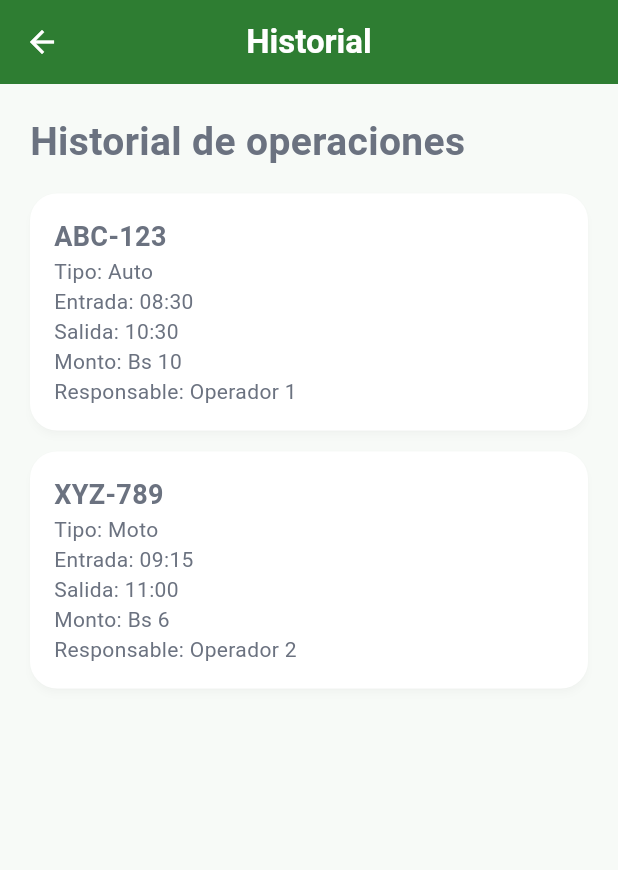
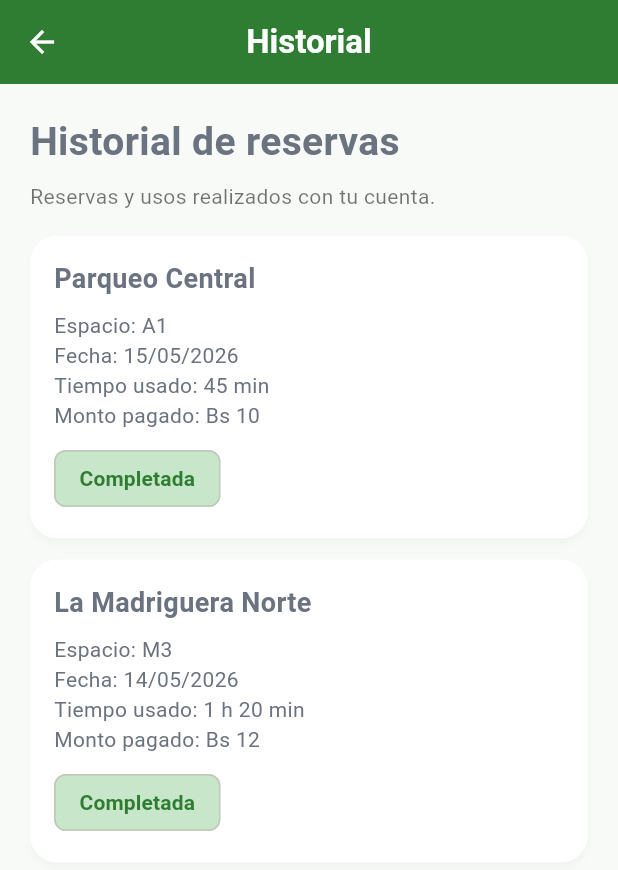
Before and after one commit to JofreTiconaPlata/LaMadrigueraApp, a Flutter app: the HistorialPage screen opened by its route, on a phone screen of 412 x 824 dp. Shown: the top 870 px of the screen. Run offline on Flutter 3.47's test engine with Material 3 defaults, Android fonts, the phone set to English and light mode, and no system bars; our stand-ins replace dio, flutter_map, flutter_riverpod, latlong2, shared_preferences; accounts and stored records are empty.

Commit message:
feat(historial): mostrar contenido segun rol

```diff
--- a/lib/features/historial/presentation/pages/historial_page.dart
+++ b/lib/features/historial/presentation/pages/historial_page.dart
@@ -1,18 +1,41 @@
 import 'package:flutter/material.dart';
+import 'package:flutter_riverpod/flutter_riverpod.dart';
+import 'package:la_madriguera/shared/enums/rol_enum.dart';
+import 'package:la_madriguera/shared/providers/session_provider.dart';
 
-class HistorialPage extends StatelessWidget {
+class HistorialPage extends ConsumerWidget {
   const HistorialPage({super.key});
 
-  @override
-  Widget build(BuildContext context) {
-    final registros = [
+  List<Map<String, String>> _clienteRegistros() {
+    return [
+      {
+        'parqueo': 'Parqueo Central',
+        'espacio': 'A1',
+        'fecha': '15/05/2026',
+        'tiempo': '45 min',
+        'monto': 'Bs 10',
+        'estado': 'Completada',
+      },
+      {
+        'parqueo': 'La Madriguera Norte',
+        'espacio': 'M3',
+        'fecha': '14/05/2026',
+        'tiempo': '1 h 20 min',
+        'monto': 'Bs 12',
+        'estado': 'Completada',
+      },
+    ];
+  }
+
+  List<Map<String, String>> _operadorRegistros() {
+    return [
       {
         'placa': 'ABC-123',
         'tipo': 'Auto',
         'entrada': '08:30',
         'salida': '10:30',
         'monto': 'Bs 10',
-        'usuario': 'Operador 1',
+        'responsable': 'Operador 1',
       },
       {
         'placa': 'XYZ-789',
@@ -20,49 +43,101 @@ class HistorialPage extends StatelessWidget {
         'entrada': '09:15',
         'salida': '11:00',
         'monto': 'Bs 6',
-        'usuario': 'Operador 2',
+        'responsable': 'Operador 2',
       },
     ];
+  }
+
+  Widget _clienteCard(Map<String, String> registro) {
+    return Card(
+      margin: const EdgeInsets.only(bottom: 14),
+      shape: RoundedRectangleBorder(borderRadius: BorderRadius.circular(18)),
+      child: Padding(
+        padding: const EdgeInsets.all(16),
+        child: Column(
+          crossAxisAlignment: CrossAxisAlignment.start,
+          children: [
+            Text(
+              registro['parqueo']!,
+              style: const TextStyle(fontSize: 18, fontWeight: FontWeight.bold),
+            ),
+            const SizedBox(height: 8),
+            Text('Espacio: ${registro['espacio']}'),
+            Text('Fecha: ${registro['fecha']}'),
+            Text('Tiempo usado: ${registro['tiempo']}'),
+            Text('Monto pagado: ${registro['monto']}'),
+            const SizedBox(height: 8),
+            Chip(
+              label: Text(registro['estado']!),
+              backgroundColor: Colors.green.shade100,
+              labelStyle: TextStyle(
+                color: Colors.green.shade800,
+                fontWeight: FontWeight.w600,
+              ),
+            ),
+          ],
+        ),
+      ),
+    );
+  }
+
+  Widget _operadorCard(Map<String, String> registro) {
+    return Card(
+      margin: const EdgeInsets.only(bottom: 14),
+      shape: RoundedRectangleBorder(borderRadius: BorderRadius.circular(18)),
+      child: Padding(
+        padding: const EdgeInsets.all(16),
+        child: Column(
+          crossAxisAlignment: CrossAxisAlignment.start,
+          children: [
+            Text(
+              registro['placa']!,
+              style: const TextStyle(fontSize: 18, fontWeight: FontWeight.bold),
+            ),
+            const SizedBox(height: 8),
+            Text('Tipo: ${registro['tipo']}'),
+            Text('Entrada: ${registro['entrada']}'),
+            Text('Salida: ${registro['salida']}'),
+            Text('Monto: ${registro['monto']}'),
+            Text('Responsable: ${registro['responsable']}'),
+          ],
+        ),
+      ),
+    );
+  }
+
+  @override
+  Widget build(BuildContext context, WidgetRef ref) {
+    final usuario = ref.watch(sessionProvider);
+    final esOperador = usuario?.rol == RolEnum.operador;
+
+    final titulo = esOperador
+        ? 'Historial de operaciones'
+        : 'Historial de reservas';
+
+    final subtitulo = esOperador
+        ? 'Movimientos registrados durante la operación del parqueo.'
+        : 'Reservas y usos realizados con tu cuenta.';
+
+    final registrosCliente = _clienteRegistros();
+    final registrosOperador = _operadorRegistros();
 
     return Scaffold(
       appBar: AppBar(title: const Text('Historial')),
       body: ListView(
         padding: const EdgeInsets.all(20),
         children: [
-          const Text(
-            'Historial de operaciones',
-            style: TextStyle(fontSize: 26, fontWeight: FontWeight.bold),
+          Text(
+            titulo,
+            style: const TextStyle(fontSize: 26, fontWeight: FontWeight.bold),
           ),
+          const SizedBox(height: 8),
+          Text(subtitulo, style: const TextStyle(color: Colors.black54)),
           const SizedBox(height: 16),
-
-          ...registros.map((r) {
-            return Card(
-              margin: const EdgeInsets.only(bottom: 14),
-              shape: RoundedRectangleBorder(
-                borderRadius: BorderRadius.circular(18),
-              ),
-              child: Padding(
-                padding: const EdgeInsets.all(16),
-                child: Column(
-                  crossAxisAlignment: CrossAxisAlignment.start,
-                  children: [
-                    Text(
-                      r['placa']!,
-                      style: const TextStyle(
-                        fontSize: 18,
-                        fontWeight: FontWeight.bold,
-                      ),
-                    ),
-                    Text('Tipo: ${r['tipo']}'),
-                    Text('Entrada: ${r['entrada']}'),
-                    Text('Salida: ${r['salida']}'),
-                    Text('Monto: ${r['monto']}'),
-                    Text('Responsable: ${r['usuario']}'),
-                  ],
-                ),
-              ),
-            );
-          }),
+          if (esOperador)
+            ...registrosOperador.map(_operadorCard)
+          else
+            ...registrosCliente.map(_clienteCard),
         ],
       ),
     );
```
